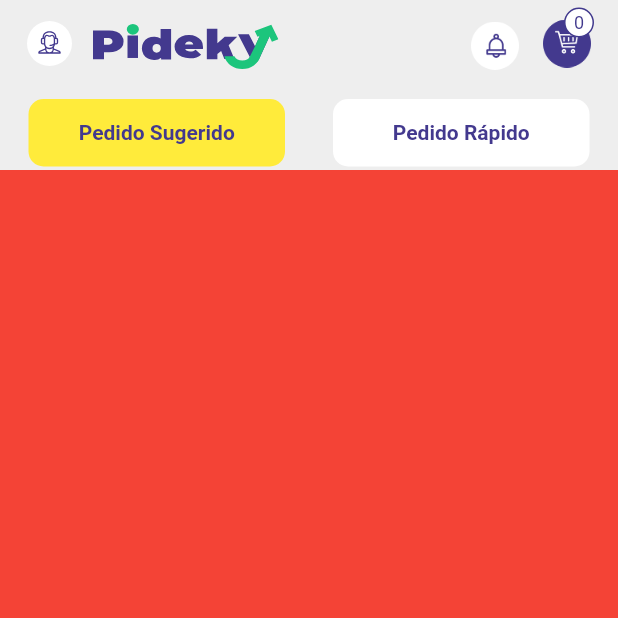
After one commit to Davilaro/pruebfife, a Flutter app: the PedidoSugeridoPage screen opened by its route, on a phone screen of 412 x 824 dp, the top half of it. The commit adds this screen. Run offline on Flutter 3.47's test engine with Material 2 defaults, Android fonts, the phone set to English and light mode, and no system bars; drawn by our look-alikes of auto_size_text, overlay_support; our stand-ins replace animate_do, cached_network_image, carousel_slider, chewie, connectivity, device_info and 16 more; missing offline and left inert: flutter_pdfview, flutter_uxcam, fuzzy, imagebutton, onesignal_flutter, pinch_zoom_image_last and 1 more; accounts and stored records are empty; network calls fail; Roboto replaces fonts that are missing (RoundedMplus1c).

Commit message:
arreglo de seccion pedido rapido para implementacion de pedido sujerido

```diff
--- /dev/null
+++ b/lib/_pideky/presentation/pedido_sugerido/view/pedido_sugerido_page.dart
@@ -0,0 +1,77 @@
+import 'package:emart/src/pages/pedido_rapido/pedido_rapido.dart';
+import 'package:flutter/material.dart';
+import 'package:get/get.dart';
+
+import 'package:emart/_pideky/presentation/pedido_sugerido/view_model/pedido_sugerido_controller.dart';
+import 'package:emart/src/preferences/cont_colores.dart';
+import 'widgets/appbarr_pedido_sugerido.dart';
+
+class PedidoSugeridoPage extends StatelessWidget {
+  const PedidoSugeridoPage({Key? key}) : super(key: key);
+
+  @override
+  Widget build(BuildContext context) {
+    final controller = Get.put(PedidoSugeridoController());
+    final size = MediaQuery.of(context).size;
+    final selectedColor = Colors.yellow;
+    return Obx(() => DefaultTabController(
+          length: 2,
+          child: Scaffold(
+            backgroundColor: ConstantesColores.color_fondo_gris,
+            appBar: PreferredSize(
+                preferredSize: Size(double.infinity, kToolbarHeight),
+                child: AppBarPedidoSugerido(size: size)),
+            body: Padding(
+              padding: const EdgeInsets.fromLTRB(0, 10, 0, 0),
+              child: Column(
+                children: [
+                  Padding(
+                      padding: const EdgeInsets.fromLTRB(3, 0, 3, 0),
+                      child: TabBar(
+                        indicatorColor: Colors.transparent,
+                        unselectedLabelColor: Colors.black,
+                        isScrollable: false,
+                        controller: controller.controller,
+                        onTap: (index) {
+                          controller.cambiarTab(index);
+                          print(index);
+                        },
+                        tabs: List.generate(
+                            2,
+                            (index) => Container(
+                                  padding: EdgeInsets.symmetric(horizontal: 10),
+                                  height: 45,
+                                  decoration: BoxDecoration(
+                                    color: controller.tabActual.value == index
+                                        ? selectedColor
+                                        : Colors.white,
+                                    borderRadius: BorderRadius.circular(10.0),
+                                  ),
+                                  child: Align(
+                                    alignment: Alignment.center,
+                                    child: Text(
+                                      controller.titulosSeccion[index]
+                                          .toString(),
+                                      style: TextStyle(
+                                          color: ConstantesColores.azul_precio,
+                                          fontWeight: FontWeight.bold),
+                                    ),
+                                  ),
+                                )),
+                      )),
+                  Expanded(
+                      child: TabBarView(
+                          controller: controller.controller,
+                          children: [
+                        Container(
+                          color: Colors.red,
+                        ),
+                        PedidoRapido()
+                      ]))
+                ],
+              ),
+            ),
+          ),
+        ));
+  }
+}
--- /dev/null
+++ b/lib/_pideky/presentation/pedido_sugerido/view/widgets/appbarr_pedido_sugerido.dart
@@ -0,0 +1,52 @@
+import 'package:emart/src/preferences/cont_colores.dart';
+import 'package:emart/src/utils/uxcam_tagueo.dart';
+import 'package:emart/src/widget/acciones_carrito_bart.dart';
+import 'package:emart/src/widget/boton_actualizar.dart';
+import 'package:emart/src/widget/imagen_notification.dart';
+import 'package:emart/src/widget/soporte.dart';
+import 'package:emart/src/widget/titulo_pideky.dart';
+import 'package:flutter/material.dart';
+import 'package:flutter_svg/flutter_svg.dart';
+
+class AppBarPedidoSugerido extends StatelessWidget {
+  const AppBarPedidoSugerido({
+    Key? key,
+    required this.size,
+  }) : super(key: key);
+
+  final Size size;
+
+  @override
+  Widget build(BuildContext context) {
+    return AppBar(
+      backgroundColor: ConstantesColores.color_fondo_gris,
+      title: TituloPideky(size: size),
+      leading: Padding(
+        padding: const EdgeInsets.fromLTRB(10, 2.0, 0, 0),
+        child: Container(
+          width: 100,
+          child: new IconButton(
+            icon: SvgPicture.asset('assets/boton_soporte.svg'),
+            onPressed: () => {
+              //UXCam: Llamamos el evento clickSoport
+              UxcamTagueo().clickSoport(),
+              Navigator.push(
+                context,
+                MaterialPageRoute(
+                    builder: (context) => Soporte(
+                          numEmpresa: 1,
+                        )),
+              ),
+            },
+          ),
+        ),
+      ),
+      elevation: 0,
+      actions: <Widget>[
+        BotonActualizar(),
+        AccionNotificacion(),
+        AccionesBartCarrito(esCarrito: false),
+      ],
+    );
+  }
+}
--- /dev/null
+++ b/lib/_pideky/presentation/pedido_sugerido/view_model/pedido_sugerido_controller.dart
@@ -0,0 +1,25 @@
+import 'package:flutter/material.dart';
+import 'package:get/get.dart';
+
+class PedidoSugeridoController extends GetxController
+    with GetSingleTickerProviderStateMixin {
+  late TabController controller;
+  final List titulosSeccion = ["Pedido Sugerido", "Pedido Rápido"];
+  RxInt tabActual = 0.obs;
+
+  void cambiarTab(int estado) {
+    this.tabActual.value = estado;
+  }
+
+  @override
+  void onInit() {
+    controller = TabController(length: 2, vsync: this, initialIndex: 0);
+    super.onInit();
+  }
+
+  @override
+  void onClose() {
+    controller.dispose();
+    super.onClose();
+  }
+}
--- a/lib/src/pages/pedido_rapido/pedido_rapido.dart
+++ b/lib/src/pages/pedido_rapido/pedido_rapido.dart
@@ -65,36 +65,6 @@ class _PedidoRapidoState extends State<PedidoRapido> {
     DatosListas providerDatos = Provider.of<DatosListas>(context);
     final size = MediaQuery.of(context).size;
     return Scaffold(
-        appBar: AppBar(
-          backgroundColor: ConstantesColores.color_fondo_gris,
-          title: TituloPideky(size: size),
-          leading: Padding(
-            padding: const EdgeInsets.fromLTRB(10, 2.0, 0, 0),
-            child: Container(
-              width: 100,
-              child: new IconButton(
-                icon: SvgPicture.asset('assets/boton_soporte.svg'),
-                onPressed: () => {
-                  //UXCam: Llamamos el evento clickSoport
-                  UxcamTagueo().clickSoport(),
-                  Navigator.push(
-                    context,
-                    MaterialPageRoute(
-                        builder: (context) => Soporte(
-                              numEmpresa: 1,
-                            )),
-                  ),
-                },
-              ),
-            ),
-          ),
-          elevation: 0,
-          actions: <Widget>[
-            BotonActualizar(),
-            AccionNotificacion(),
-            AccionesBartCarrito(esCarrito: false),
-          ],
-        ),
         body: Container(
       color: ConstantesColores.color_fondo_gris,
       child: RefreshIndicator(
@@ -127,17 +97,6 @@ class _PedidoRapidoState extends State<PedidoRapido> {
           },
           children: [
             TableRow(children: [
-              Container(
-                margin: EdgeInsets.only(bottom: 10),
-                child: Text(
-                  'Pedido Rápido',
-                  style: TextStyle(
-                      color: HexColor("#43398E"),
-                      fontSize: 20,
-                      fontFamily: "monserrat",
-                      fontWeight: FontWeight.bold),
-                ),
-              ),
               Visibility(
                   visible: false,
                   child: Column(
--- a/lib/src/pages/principal_page/tab_opciones.dart
+++ b/lib/src/pages/principal_page/tab_opciones.dart
@@ -1,4 +1,5 @@
 import 'dart:async';
+import 'package:emart/_pideky/presentation/pedido_sugerido/view/pedido_sugerido_page.dart';
 import 'package:emart/src/classes/producto_cambiante.dart';
 import 'package:emart/src/controllers/bannnersController.dart';
 import 'package:emart/src/controllers/cambio_estado_pedido.dart';
@@ -175,7 +176,7 @@ class _HomePageBody extends StatelessWidget {
         }
 
       case 2:
-        return PedidoRapido();
+        return PedidoSugeridoPage();
 
       case 3:
         return HistoricoPedidos();
--- a/lib/src/routes/rutas.dart
+++ b/lib/src/routes/rutas.dart
@@ -1,3 +1,4 @@
+import 'package:emart/_pideky/presentation/pedido_sugerido/view/pedido_sugerido_page.dart';
 import 'package:emart/src/pages/login/widgets/comprobar_sesion.dart';
 import 'package:emart/src/pages/productos/detalle_producto_compra.dart';
 import 'package:emart/src/pages/principal_page/widgets/lista_empresas_emart.dart';
@@ -18,5 +19,6 @@ Map<String, WidgetBuilder> getRutas() {
     'splash': (_) => Splash(),
     'detalle_compra_producto': (_) => CambiarDetalleCompra(),
     'inicio_compra': (_) => PrincipalPage(),
+    'pedido_sugerido': (_) => PedidoSugeridoPage(),
   };
 }
```
Lines whose indentation alone changed are shown as unchanged.
